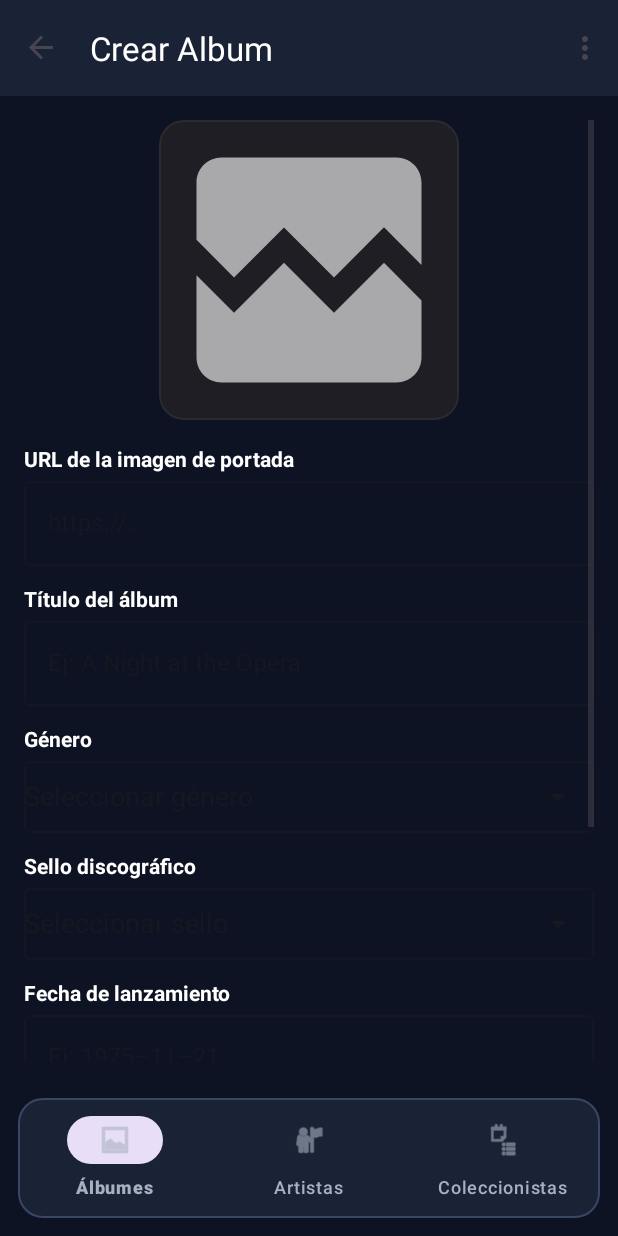
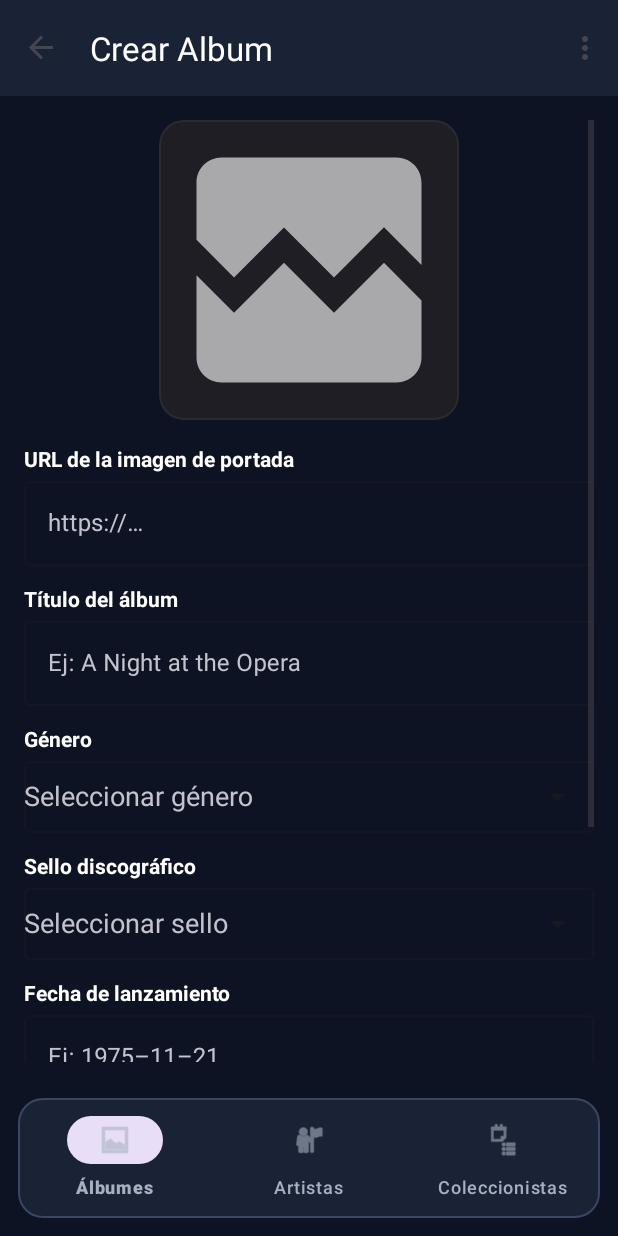
Before and after one commit to haroldVirguez/VINYLS-MOBILE, an Android app: the AlbumCreateFragment screen opened through its navigation route, on a phone screen of 412 x 824 dp. Run offline under Robolectric (Android 15) with nearby library versions, the light colour scheme and no system bars; our stand-ins replace navigation-ui; pictures from the network do not load.

Commit message:
Added Calendar accesibility (#105)
* Added Calendar accesibility

* Delete .idea/compiler.xml

* Delete .idea/misc.xml

```diff
--- a/app/src/main/java/com/team3/vinyls/ui/fragments/AlbumCreateFragment.kt
+++ b/app/src/main/java/com/team3/vinyls/ui/fragments/AlbumCreateFragment.kt
@@ -2,6 +2,7 @@ package com.team3.vinyls.ui.fragments
 
 import android.app.DatePickerDialog
 import android.os.Bundle
+import android.view.ContextThemeWrapper
 import android.view.LayoutInflater
 import android.view.View
 import android.view.ViewGroup
@@ -87,17 +88,21 @@ class AlbumCreateFragment : Fragment() {
         binding.inputReleaseDate.setOnClickListener {
             val calendar = Calendar.getInstance()
 
-            val datePicker = DatePickerDialog(
-                requireContext(),
+            val context = ContextThemeWrapper(requireContext(), R.style.MyDatePickerDialog)
+
+            val dialog = DatePickerDialog(
+                context,
+                R.style.MyDatePickerDialog,
                 { _, year, month, day ->
-                    val formatted = "%04d-%02d-%02d".format(year, month + 1, day)
-                    binding.inputReleaseDate.setText(formatted)
+                    val date = "%04d-%02d-%02d".format(year, month + 1, day)
+                    binding.inputReleaseDate.setText(date)
                 },
                 calendar.get(Calendar.YEAR),
                 calendar.get(Calendar.MONTH),
                 calendar.get(Calendar.DAY_OF_MONTH)
             )
-            datePicker.show()
+
+            dialog.show()
         }
     }
 
--- a/app/src/main/res/layout/fragment_album_create.xml
+++ b/app/src/main/res/layout/fragment_album_create.xml
@@ -54,7 +54,10 @@
                     android:layout_width="match_parent"
                     android:layout_height="wrap_content"
                     android:hint="@string/cover_url_hint"
-                    style="@style/Widget.MaterialComponents.TextInputLayout.OutlinedBox">
+                    style="@style/Widget.MaterialComponents.TextInputLayout.OutlinedBox"
+                    android:textColorHint="@color/text_bg"
+                    app:hintTextColor="@color/text_bg"
+                    >
 
                     <com.google.android.material.textfield.TextInputEditText
                         android:id="@+id/inputCoverUrl"
@@ -79,7 +82,10 @@
                     android:layout_width="match_parent"
                     android:layout_height="wrap_content"
                     android:hint="@string/album_title_hint"
-                    style="@style/Widget.MaterialComponents.TextInputLayout.OutlinedBox">
+                    style="@style/Widget.MaterialComponents.TextInputLayout.OutlinedBox"
+                    android:textColorHint="@color/text_bg"
+                    app:hintTextColor="@color/text_bg"
+                    >
 
                     <com.google.android.material.textfield.TextInputEditText
                         android:id="@+id/inputTitle"
@@ -104,7 +110,10 @@
                     android:layout_height="wrap_content"
                     android:hint="@string/select_genre_hint"
                     style="@style/Widget.MaterialComponents.TextInputLayout.OutlinedBox"
-                    app:endIconMode="dropdown_menu">
+                    app:endIconMode="dropdown_menu"
+                    android:textColorHint="@color/text_bg"
+                    app:hintTextColor="@color/text_bg"
+                    >
 
                     <AutoCompleteTextView
                         android:id="@+id/inputGenre"
@@ -133,7 +142,10 @@
                     android:layout_height="wrap_content"
                     android:hint="@string/select_label_hint"
                     style="@style/Widget.MaterialComponents.TextInputLayout.OutlinedBox"
-                    app:endIconMode="dropdown_menu">
+                    app:endIconMode="dropdown_menu"
+                    android:textColorHint="@color/text_bg"
+                    app:hintTextColor="@color/text_bg"
+                    >
 
                     <AutoCompleteTextView
                         android:id="@+id/inputLabel"
@@ -160,7 +172,10 @@
                     android:layout_width="match_parent"
                     android:layout_height="wrap_content"
                     android:hint="@string/release_date_hint"
-                    style="@style/Widget.MaterialComponents.TextInputLayout.OutlinedBox">
+                    style="@style/Widget.MaterialComponents.TextInputLayout.OutlinedBox"
+                    android:textColorHint="@color/text_bg"
+                    app:hintTextColor="@color/text_bg"
+                    >
 
                     <com.google.android.material.textfield.TextInputEditText
                         android:id="@+id/inputReleaseDate"
@@ -186,7 +201,10 @@
                     android:layout_width="match_parent"
                     android:layout_height="wrap_content"
                     android:hint="@string/description_hint"
-                    style="@style/Widget.MaterialComponents.TextInputLayout.OutlinedBox">
+                    style="@style/Widget.MaterialComponents.TextInputLayout.OutlinedBox"
+                    android:textColorHint="@color/text_bg"
+                    app:hintTextColor="@color/text_bg"
+                    >
 
                     <com.google.android.material.textfield.TextInputEditText
                         android:id="@+id/inputDescription"
--- a/app/src/main/res/values/themes.xml
+++ b/app/src/main/res/values/themes.xml
@@ -12,4 +12,26 @@
     </style>
 
     <style name="Theme.Vinyls" parent="Base.Theme.Vinyls" />
+
+    <style name="MyDatePickerDialog" parent="Theme.MaterialComponents.Light.Dialog">
+
+        <!-- Your existing styles -->
+        <item name="colorBackgroundFloating">@color/white</item>
+
+        <!-- Force OK/Cancel text color (API 21–34) -->
+        <item name="android:textColorAlertDialogListItem">@color/black</item>
+
+        <!-- Holo / AppCompat fallback (older devices, emulators) -->
+        <item name="android:buttonStyle">@style/MyDialogButtonStyle</item>
+
+        <!-- MaterialComponents fallback (newer devices) -->
+        <item name="materialButtonStyle">@style/MyDialogButtonStyle</item>
+
+    </style>
+
+    <style name="MyDialogButtonStyle" parent="@android:style/Widget.Material.Button.Borderless">
+        <item name="android:textColor">@color/black</item>
+    </style>
+
+
 </resources>
```
